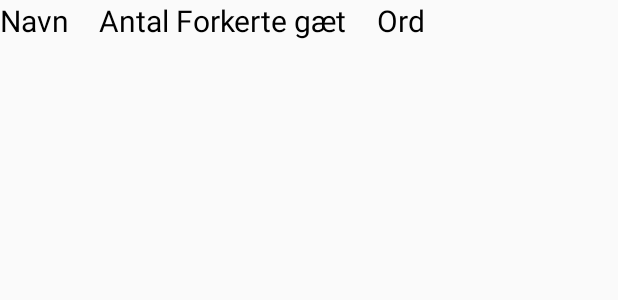
After one commit to moamal01/Galgeleg, an Android app: the layout highscore_row.xml on its own in the app's theme, with its tools: preview values and no code run, on a phone screen of 412 x 824 dp. The commit adds this screen. Shown: the top 300 px of the screen. Run offline under Robolectric (Android 15) with nearby library versions, the phone set to English and light mode, and no system bars.

Commit message:
add gson implementations and highscore row

```diff
--- a/app/build.gradle
+++ b/app/build.gradle
@@ -30,6 +30,7 @@ dependencies {
     implementation 'androidx.core:core-ktx:1.3.2'
     implementation 'androidx.appcompat:appcompat:1.2.0'
     implementation 'androidx.constraintlayout:constraintlayout:2.0.1'
+    implementation 'com.google.code.gson:gson:2.8.6'
     testImplementation 'junit:junit:4.12'
     androidTestImplementation 'androidx.test.ext:junit:1.1.2'
     androidTestImplementation 'androidx.test.espresso:espresso-core:3.3.0'
--- a/app/src/main/java/com/example/galgeleg/MainActivity.kt
+++ b/app/src/main/java/com/example/galgeleg/MainActivity.kt
@@ -4,6 +4,8 @@ import android.content.Intent
 import androidx.appcompat.app.AppCompatActivity
 import android.os.Bundle
 import android.view.View
+import com.google.gson.Gson
+import com.google.gson.GsonBuilder
 import kotlinx.android.synthetic.main.activity_main.*
 import java.util.*
 
--- /dev/null
+++ b/app/src/main/res/layout/highscore_row.xml
@@ -0,0 +1,41 @@
+<?xml version="1.0" encoding="utf-8"?>
+<androidx.constraintlayout.widget.ConstraintLayout xmlns:android="http://schemas.android.com/apk/res/android"
+    xmlns:app="http://schemas.android.com/apk/res-auto"
+    android:layout_width="match_parent"
+    android:layout_height="match_parent">
+
+    <TextView
+        android:id="@+id/name_highScore"
+        android:layout_width="wrap_content"
+        android:layout_height="wrap_content"
+        android:text="Navn"
+        android:textColor="#000"
+        android:textSize="20dp"
+        app:layout_constraintLeft_toLeftOf="parent"
+        app:layout_constraintRight_toLeftOf="@id/tries_highScore"
+        app:layout_constraintTop_toTopOf="parent" />
+
+    <TextView
+        android:id="@+id/tries_highScore"
+        android:layout_width="wrap_content"
+        android:layout_height="wrap_content"
+        android:layout_marginLeft="20dp"
+        android:text="Antal Forkerte gæt"
+        android:textColor="#000"
+        android:textSize="20dp"
+        app:layout_constraintLeft_toRightOf="@id/name_highScore"
+        app:layout_constraintTop_toTopOf="parent" />
+
+
+    <TextView
+        android:id="@+id/word_highScore"
+        android:layout_width="wrap_content"
+        android:layout_height="wrap_content"
+        android:layout_marginLeft="20dp"
+        android:text="Ord"
+        android:textColor="#000"
+        android:textSize="20dp"
+        app:layout_constraintLeft_toRightOf="@id/tries_highScore"
+        app:layout_constraintTop_toTopOf="parent" />
+
+</androidx.constraintlayout.widget.ConstraintLayout>
```
